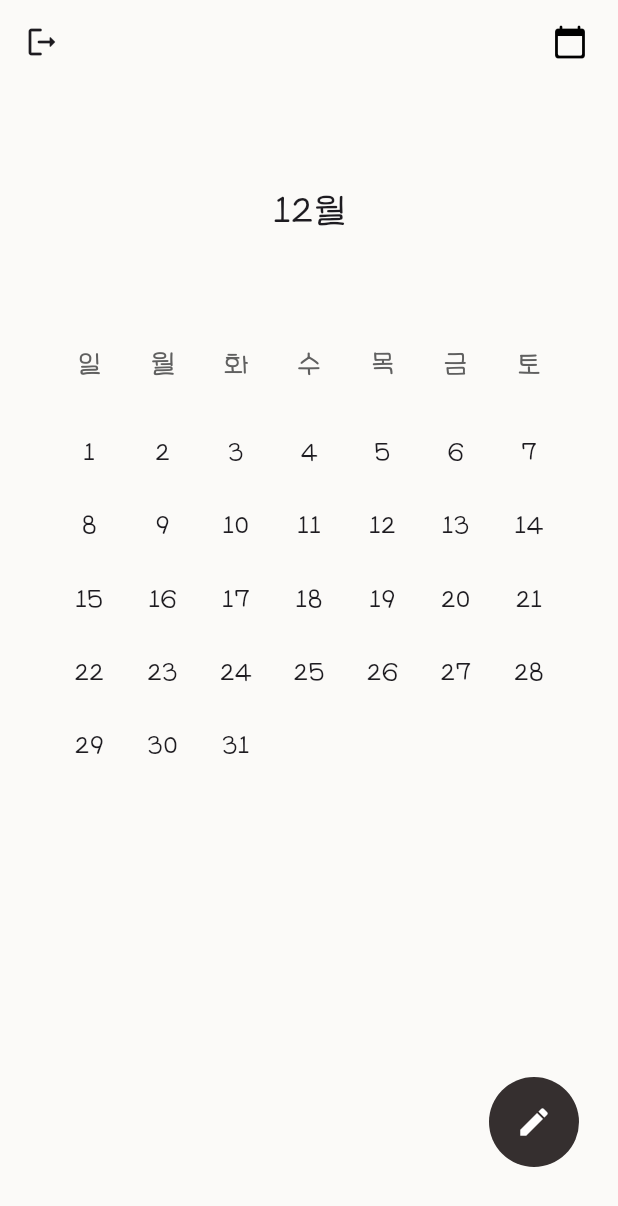
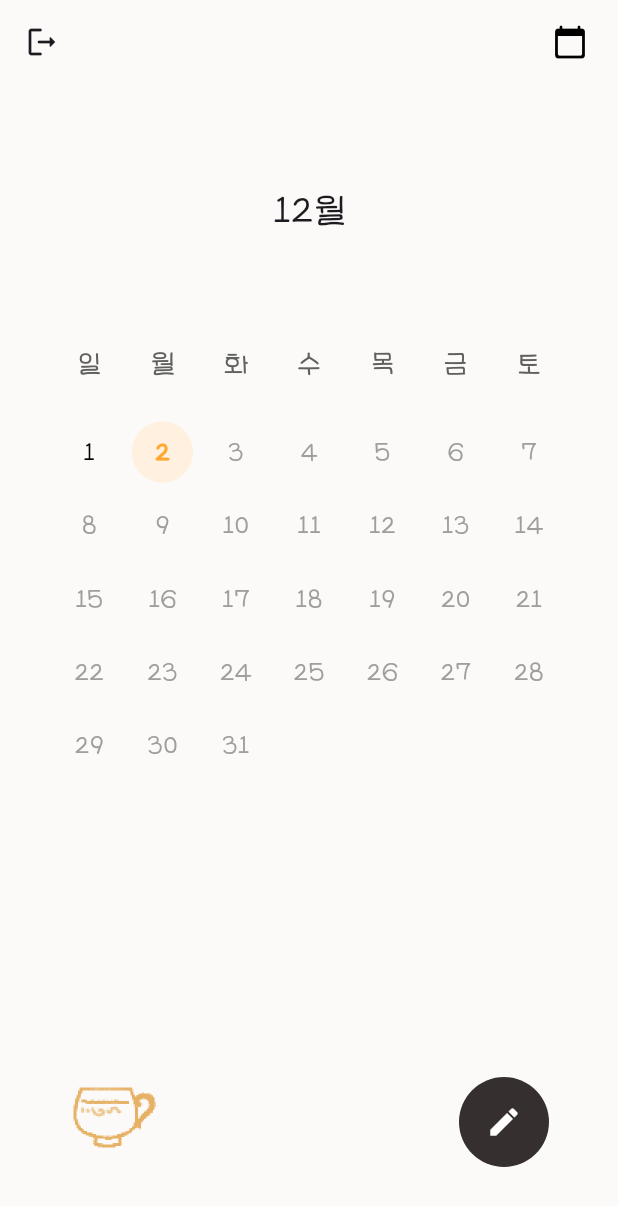
Before and after one commit to happy7yong/moodo, a Flutter app: the HomePage screen opened directly, on a phone screen of 412 x 824 dp. Shown: the top 1206 px of the screen. Run offline on Flutter 3.47's test engine with Material 3 defaults, Android fonts, the phone set to English and light mode, and no system bars; our stand-ins replace firebase_auth, firebase_core, flutter_svg; accounts and stored records are empty.

Commit message:
꽃 차 아이콘 main에 추가

```diff
--- a/lib/main.dart
+++ b/lib/main.dart
@@ -256,7 +256,7 @@ class _HomePageState extends State<HomePage> {
   TextEditingController jobController = TextEditingController();
   final String _currentDate = '';
   int? _currentMonth;
-  bool _isHovered = false;
+  final bool _isHovered = false;
 
 //처음 시작할때 로딩
   @override
@@ -342,19 +342,33 @@ class _HomePageState extends State<HomePage> {
             ),
           ),
         ),
-          floatingActionButton: Padding(
-            padding: const EdgeInsets.only(bottom: 30.0, right: 10),
-            child: MouseRegion(
-              onEnter: (_) {
-                setState(() {
-                  _isHovered = true; // 마우스가 버튼 위에 있을 때
-                });
-              },
-              onExit: (_) {
-                setState(() {
-                  _isHovered = false; // 마우스가 버튼을 떠날 때
-                });
-              },
+        floatingActionButton: Stack(
+          alignment: Alignment.bottomCenter,
+          children: [
+            Positioned(
+              bottom: 30.0,
+              left: 50.0,
+              child: SizedBox(
+                width: 80,
+                height: 80,
+                child: FloatingActionButton(
+                    onPressed: () {},
+                    elevation: 0,
+                    highlightElevation: 0,
+                    backgroundColor: Colors.transparent,
+                    shape: RoundedRectangleBorder(
+                      borderRadius: BorderRadius.circular(50),
+                    ),
+                    child: Image.asset(
+                      'assets/images/flowerpot.png',
+                      width: 100,
+                      height: 100,
+                    )),
+              ),
+            ),
+            Positioned(
+              bottom: 30.0,
+              right: 30.0,
               child: SizedBox(
                 width: 60,
                 height: 60,
@@ -366,10 +380,11 @@ class _HomePageState extends State<HomePage> {
                           builder: (context) => const Diarypage()),
                     );
                   },
-                  elevation: _isHovered ? 0 : 0,
+                  elevation: 0,
                   backgroundColor: const Color.fromRGBO(53, 47, 47, 1),
                   shape: RoundedRectangleBorder(
-                      borderRadius: BorderRadius.circular(50)),
+                    borderRadius: BorderRadius.circular(50),
+                  ),
                   child: const Icon(
                     Icons.edit,
                     color: Colors.white,
@@ -377,7 +392,9 @@ class _HomePageState extends State<HomePage> {
                 ),
               ),
             ),
-          ));
+          ],
+        ),
+      );
     });
   }
 }
@@ -391,7 +408,11 @@ class CalendarGrid extends StatelessWidget {
   Widget build(BuildContext context) {
     final now = DateTime.now();
     final firstDayOfMonth = DateTime(now.year, currentMonth ?? now.month, 1);
-    final lastDayOfMonth = DateTime(now.year, currentMonth! + 1, 0);
+    final lastDayOfMonth = DateTime(
+      now.year,
+      (currentMonth ?? now.month) + 1,
+      0,
+    );
     final daysInMonth = lastDayOfMonth.day;
 
     final startWeekday = firstDayOfMonth.weekday % 7; // 0(일요일) ~ 6(토요일)
@@ -411,13 +432,34 @@ class CalendarGrid extends StatelessWidget {
       ),
       itemCount: totalCells,
       itemBuilder: (context, index) {
+        final day = calendarDays[index];
+        //오늘
+        final isToday = day != null &&
+            now.year == firstDayOfMonth.year &&
+            now.month == firstDayOfMonth.month &&
+            int.parse(day) == now.day;
+        //과거 오늘 이전
+        final isPast = day != null && int.parse(day) < now.day;
+        //미래 오늘 이후
+        final isFuture = day != null && int.parse(day) > now.day;
+
         return Container(
           margin: const EdgeInsets.all(4.0),
+          decoration: BoxDecoration(
+            color: isToday ? const Color.fromRGBO(255, 240, 223, 1) : null,
+            borderRadius: BorderRadius.circular(40.0),
+          ),
           child: Center(
             child: Text(
-              calendarDays[index] ?? '',
-              style: const TextStyle(
+              day ?? '',
+              style: TextStyle(
                 fontSize: 17,
+                fontWeight: isToday ? FontWeight.bold : FontWeight.normal,
+                color: isToday
+                    ? const Color.fromRGBO(255, 169, 49, 1)
+                    : isPast
+                        ? Colors.black
+                        : Colors.grey,
               ),
             ),
           ),
```
Lines whose indentation alone changed are shown as unchanged.
